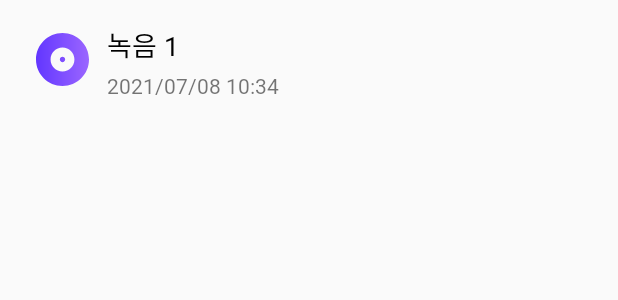
After one commit to SW-Maestro-TeamGDB/Pentatonic-Android, an Android app: the layout item_library_select_list.xml on its own in the app's theme, with its tools: preview values and no code run, on a phone screen of 412 x 824 dp. The commit adds this screen. Shown: the top 300 px of the screen. Run offline under Robolectric (Android 15) with nearby library versions, the phone set to English and light mode, and no system bars.

Commit message:
[feat] 라이브러리 선택 RecyclerView 어댑팅 구현

```diff
--- /dev/null
+++ b/app/src/main/res/drawable/ic_album_track.xml
@@ -0,0 +1,24 @@
+<vector xmlns:android="http://schemas.android.com/apk/res/android"
+    xmlns:aapt="http://schemas.android.com/aapt"
+    android:width="32dp"
+    android:height="32dp"
+    android:viewportWidth="32"
+    android:viewportHeight="32">
+  <path
+      android:pathData="M16,0C7.168,0 0,7.168 0,16C0,24.832 7.168,32 16,32C24.832,32 32,24.832 32,16C32,7.168 24.832,0 16,0ZM16,23.2C12.016,23.2 8.8,19.984 8.8,16C8.8,12.016 12.016,8.8 16,8.8C19.984,8.8 23.2,12.016 23.2,16C23.2,19.984 19.984,23.2 16,23.2ZM16,14.4C15.12,14.4 14.4,15.12 14.4,16C14.4,16.88 15.12,17.6 16,17.6C16.88,17.6 17.6,16.88 17.6,16C17.6,15.12 16.88,14.4 16,14.4Z"
+      android:strokeWidth="1"
+      android:fillType="nonZero"
+      android:strokeColor="#00000000">
+    <aapt:attr name="android:fillColor">
+      <gradient
+          android:startY="16"
+          android:startX="0"
+          android:endY="16"
+          android:endX="32"
+          android:type="linear">
+        <item android:offset="0" android:color="#FF6236FF"/>
+        <item android:offset="1" android:color="#FF9B66FF"/>
+      </gradient>
+    </aapt:attr>
+  </path>
+</vector>
--- a/app/src/main/res/layout/dialog_library_select.xml
+++ b/app/src/main/res/layout/dialog_library_select.xml
@@ -4,10 +4,11 @@
     <LinearLayout xmlns:android="http://schemas.android.com/apk/res/android"
         android:layout_width="match_parent"
         android:layout_height="match_parent"
-        android:padding="24dp"
+        android:paddingVertical="24dp"
         android:orientation="vertical">
 
         <RelativeLayout
+            android:paddingHorizontal="24dp"
             android:layout_width="match_parent"
             android:layout_height="wrap_content">
             <TextView
--- /dev/null
+++ b/app/src/main/res/layout/item_library_select_list.xml
@@ -0,0 +1,48 @@
+<?xml version="1.0" encoding="utf-8"?>
+<layout>
+
+    <RelativeLayout xmlns:android="http://schemas.android.com/apk/res/android"
+        android:paddingVertical="16dp"
+        android:paddingHorizontal="24dp"
+        android:layout_width="match_parent"
+        android:layout_height="80dp">
+
+        <ImageView
+            android:id="@+id/icon"
+            android:layout_width="35dp"
+            android:layout_height="35dp"
+            android:layout_centerVertical="true"
+            android:src="@drawable/ic_album_track" />
+
+        <LinearLayout
+            android:layout_marginStart="12dp"
+            android:layout_centerVertical="true"
+            android:layout_toEndOf="@+id/icon"
+            android:orientation="vertical"
+            android:layout_width="wrap_content"
+            android:layout_height="wrap_content">
+
+            <TextView
+                android:id="@+id/coverName"
+                android:textSize="18sp"
+                android:textColor="@color/black"
+                android:fontFamily="@font/nanum_regular"
+                android:layout_width="wrap_content"
+                android:layout_height="wrap_content"
+                android:text="녹음 1"/>
+
+            <TextView
+                android:id="@+id/coverDate"
+                android:layout_marginTop="4dp"
+                android:textSize="14sp"
+                android:fontFamily="@font/nanum_regular"
+                android:layout_width="wrap_content"
+                android:layout_height="wrap_content"
+                android:text="2021/07/08 10:34"/>
+
+
+        </LinearLayout>
+
+    </RelativeLayout>
+
+</layout>
```
Also changed, not shown: app/src/main/java/com/team_gdb/pentatonic/adapter/library/LibrarySelectListAdapter.kt (added, +59 -0 lines), app/src/main/java/com/team_gdb/pentatonic/ui/band_cover/LibrarySelectBottomSheetDialog.kt (+15 -0 lines).
